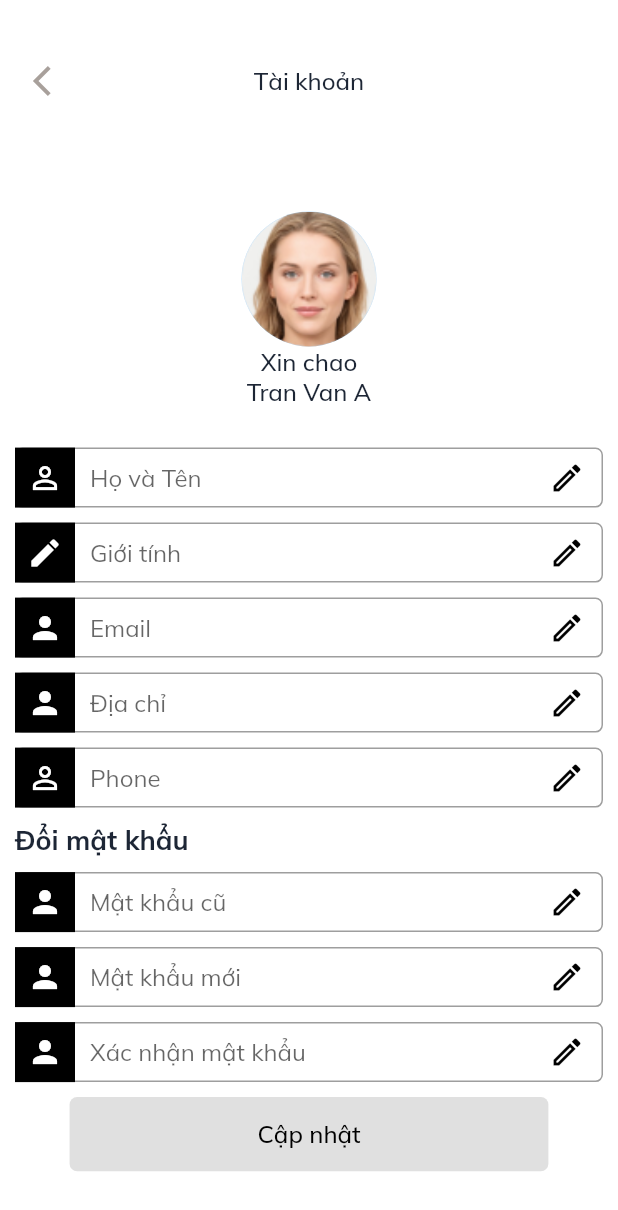
After one commit to Gallypro1234567/RepairService-Client, a Flutter app: the UserProfilePage screen opened directly, on a phone screen of 412 x 824 dp. The commit adds this screen. Shown: the top 1210 px of the screen. Run offline on Flutter 3.47's test engine with Material 2 defaults, Android fonts, the phone set to English and light mode, and no system bars; our stand-ins replace bloc, equatable, flutter_bloc, formz, google_fonts, google_maps_flutter and 4 more; accounts and stored records are empty; network calls fail.

Commit message:
Create form Update user

```diff
--- a/repairservice/lib/config/routes/routes.dart
+++ b/repairservice/lib/config/routes/routes.dart
@@ -1,6 +1,6 @@
 import 'package:flutter/cupertino.dart';
 
-import 'package:repairservice/modules/home/home_screen.dart';
+import 'package:repairservice/modules/home/home_page.dart';
 import 'package:repairservice/core/user/register/register_page.dart';
 
 import 'package:repairservice/modules/main_screen.dart';
--- a/repairservice/lib/core/auth/my_elevated_button.dart
+++ b/repairservice/lib/core/auth/my_elevated_button.dart
@@ -14,7 +14,8 @@ class MyElevatedButton extends StatelessWidget {
     Key key,
     this.isValidated,
     this.title,
-    this.onPressed, this.color,
+    this.onPressed,
+    this.color,
   }) : super(key: key);
 
   @override
@@ -29,7 +30,7 @@ class MyElevatedButton extends StatelessWidget {
       child: Padding(
         padding: EdgeInsets.symmetric(horizontal: kDefaultPadding),
         child: Container(
-            height: AppTheme.fullHeight(context) * 0.08,
+            height: AppTheme.fullHeight(context) * 0.06,
             width: AppTheme.fullWidth(context) * 0.6,
             decoration: BoxDecoration(borderRadius: BorderRadius.circular(50)),
             child: Center(
--- a/repairservice/lib/modules/home/home_screen.dart
+++ b/repairservice/lib/modules/home/home_page.dart
@@ -11,7 +11,7 @@ import 'package:shimmer/shimmer.dart';
 import 'components/home_background.dart';
 import 'components/preferentials_horizontal_view.dart';
 import 'components/service_gridview.dart';
-import 'package:repairservice/modules/home/bloc/home_bloc.dart';
+
 
 class HomePage extends StatefulWidget {
   @override
--- a/repairservice/lib/modules/user/bloc/user_event.dart
+++ b/repairservice/lib/modules/user/bloc/user_event.dart
@@ -6,3 +6,7 @@ abstract class UserEvent extends Equatable {
   @override
   List<Object> get props => [];
 }
+class UserInitial extends UserEvent{}
+class UserFetchDataSuccessed extends UserEvent{}
+class UserFetchDataLoading extends UserEvent{}
+class UserFetchDataFailure extends UserEvent{}
--- /dev/null
+++ b/repairservice/lib/modules/user_profile/components/user_profile_background.dart
@@ -0,0 +1,58 @@
+import 'package:flutter/cupertino.dart';
+import 'package:flutter/material.dart';
+import 'package:repairservice/config/themes/constants.dart';
+import 'package:repairservice/config/themes/theme_config.dart';
+import 'package:repairservice/modules/user_profile/components/user_profile_scrollview.dart';
+import 'package:repairservice/widgets/title_text.dart';
+
+class UserProfileBackground extends StatelessWidget {
+  final Widget child;
+
+  const UserProfileBackground({Key key, this.child}) : super(key: key);
+  @override
+  Widget build(BuildContext context) {
+    return Stack(
+      children: [
+        Positioned(
+          top: kDefaultPadding * 1.5,
+          left: 0,
+          child: Container(
+            width: AppTheme.fullWidth(context),
+            child: Row(
+              mainAxisAlignment: MainAxisAlignment.center,
+              children: [
+                Padding(
+                  padding: const EdgeInsets.only(left: kDefaultPadding / 2),
+                  child: IconButton(
+                    icon: Icon(Icons.arrow_back_ios),
+                    onPressed: () {
+                      Navigator.pop(context);
+                    },
+                  ),
+                ),
+                Expanded(
+                  flex: 1,
+                  child: Center(
+                    child: TitleText(
+                      text: "Tài khoản",
+                      fontSize: 16,
+                      fontWeight: FontWeight.w500,
+                    ),
+                  ),
+                ),
+                Padding(
+                  padding: const EdgeInsets.only(left: kDefaultPadding / 2),
+                  child: IconButton(
+                    icon: Icon(Icons.arrow_back_ios, color: Colors.white),
+                    onPressed: null,
+                  ),
+                ),
+              ],
+            ),
+          ),
+        ),
+        child,
+      ],
+    );
+  }
+}
--- /dev/null
+++ b/repairservice/lib/modules/user_profile/components/user_profile_input.dart
@@ -0,0 +1,67 @@
+
+
+import 'package:flutter/material.dart';
+import 'package:repairservice/config/themes/constants.dart';
+import 'package:repairservice/config/themes/light_theme.dart';
+
+class UserProfileInput extends StatelessWidget {
+  final IconData prefixIcon;
+  final IconData suffixIcon;
+  final String hintText;
+  final Function(String) onchanged;
+  final bool isPassword;
+  final TextInputType keyboard;
+  final String initialValue;
+  final bool readOnly;
+
+  const UserProfileInput({
+    Key key,
+    this.prefixIcon,
+    this.suffixIcon,
+    this.hintText,
+    this.onchanged,
+    this.isPassword = false,
+    this.keyboard = TextInputType.emailAddress,
+    this.initialValue,
+    this.readOnly = false,
+  }) : super(key: key);
+
+  @override
+  Widget build(BuildContext context) {
+    return Container(
+      height: 40,
+      width: double.infinity,
+      child: TextFormField(
+          initialValue: initialValue,
+          obscureText: isPassword,
+          onChanged: onchanged,
+          readOnly: readOnly,
+          keyboardType: keyboard,
+          scrollPadding: const EdgeInsets.symmetric(vertical: 0.0),
+          decoration: InputDecoration(
+            border: OutlineInputBorder(
+                borderRadius: BorderRadius.all(Radius.circular(5.0)),
+                borderSide: BorderSide(color: Colors.grey)),
+            focusColor: LightColor.grey,
+            contentPadding: EdgeInsets.symmetric(vertical: kDefaultPadding / 2),
+            focusedBorder: OutlineInputBorder(
+                borderRadius: BorderRadius.all(Radius.circular(5.0)),
+                borderSide: BorderSide(color: Colors.grey)),
+            prefixIcon: Container(
+              width: 40,
+              margin: EdgeInsets.only(right: kDefaultPadding / 2),
+              decoration: BoxDecoration(color: Colors.black),
+              child: Icon(
+                prefixIcon,
+                color: Colors.white,
+              ),
+            ),
+            suffixIcon: Icon(
+              suffixIcon,
+              color: Colors.black,
+            ),
+            hintText: hintText,
+          )),
+    );
+  }
+}
--- /dev/null
+++ b/repairservice/lib/modules/user_profile/components/user_profile_scrollview.dart
@@ -0,0 +1,72 @@
+import 'package:flutter/cupertino.dart';
+import 'package:flutter/material.dart';
+import 'package:repairservice/config/themes/constants.dart';
+import 'package:repairservice/config/themes/theme_config.dart';
+import 'package:repairservice/modules/user_profile/components/user_profile_input.dart';
+import 'package:repairservice/widgets/title_text.dart';
+
+class UserProfileScrollView extends StatelessWidget {
+  final List<Widget> children;
+  const UserProfileScrollView({
+    Key key,
+    this.children,
+  }) : super(key: key);
+
+  @override
+  Widget build(BuildContext context) {
+    return DraggableScrollableSheet(
+      initialChildSize: 0.85,
+      minChildSize: 0.85,
+      maxChildSize: 0.85,
+      builder: (context, scrollController) {
+        return SingleChildScrollView(
+          controller: scrollController,
+          child: Column(
+            crossAxisAlignment: CrossAxisAlignment.stretch,
+            mainAxisAlignment: MainAxisAlignment.center,
+            children: [
+              Container(
+                height: AppTheme.fullHeight(context) * 0.2,
+                width: AppTheme.fullWidth(context),
+                decoration: BoxDecoration(color: Colors.white),
+                child: Column(
+                  mainAxisAlignment: MainAxisAlignment.center,
+                  crossAxisAlignment: CrossAxisAlignment.center,
+                  children: [
+                    SizedBox(
+                      height: 90,
+                      width: 90,
+                      child: CircleAvatar(
+                        backgroundImage: AssetImage("assets/images/user_2.png"),
+                      ),
+                    ),
+                    TitleText(
+                      text: "Xin chao",
+                      fontSize: 16,
+                      fontWeight: FontWeight.w500,
+                    ),
+                    TitleText(
+                      text: "Tran Van A",
+                      fontSize: 16,
+                      fontWeight: FontWeight.w500,
+                    ),
+                  ],
+                ),
+              ),
+              Container(
+                padding: EdgeInsets.symmetric(
+                    vertical: kDefaultPadding / 2,
+                    horizontal: kDefaultPadding / 2),
+                decoration: BoxDecoration(color: Colors.white),
+                child: Column(
+                  crossAxisAlignment: CrossAxisAlignment.start,
+                  children: children,
+                ),
+              ),
+            ],
+          ),
+        );
+      },
+    );
+  }
+}
--- a/repairservice/lib/modules/user_profile/user_profile_page.dart
+++ b/repairservice/lib/modules/user_profile/user_profile_page.dart
@@ -3,94 +3,113 @@ import 'package:flutter/material.dart';
 import 'package:repairservice/config/themes/constants.dart';
 import 'package:repairservice/config/themes/light_theme.dart';
 import 'package:repairservice/config/themes/theme_config.dart';
-import 'package:repairservice/core/user/login/components/background.dart';
-import 'package:repairservice/widgets/text_field_container.dart';
+import 'package:repairservice/core/auth/my_elevated_button.dart';
+
 import 'package:repairservice/widgets/title_text.dart';
+
+import 'components/user_profile_background.dart';
+import 'components/user_profile_input.dart';
+import 'components/user_profile_scrollview.dart';
 
 class UserProfilePage extends StatelessWidget {
   @override
   Widget build(BuildContext context) {
     return Scaffold(
-      body: Scaffold(
-        body: LoginBackground(
+      backgroundColor: Colors.white,
+      body: UserProfileBackground(
+        child: UserProfileScrollView(
           children: [
-            Positioned(
-              top: kDefaultPadding * 2,
-              left: 0,
-              child: IconButton(
-                onPressed: () {
-                  Navigator.pop(context);
-                },
-                icon: Icon(Icons.arrow_back),
-                color: Colors.black,
+            UserProfileInput(
+              hintText: "Họ và Tên",
+              prefixIcon: Icons.person_outline,
+              suffixIcon: Icons.edit_outlined,
             ),
+            SizedBox(
+              height: kDefaultPadding / 2,
             ),
-            Positioned(
-              top: kDefaultPadding * 4,
-              left: 0,
-              right: 0,
-              child: SingleChildScrollView(
-                child: Column(
+            UserProfileInput(
+              hintText: "Giới tính",
+              prefixIcon: Icons.edit,
+              suffixIcon: Icons.edit_outlined,
+            ),
+            SizedBox(
+              height: kDefaultPadding / 2,
+            ),
+            UserProfileInput(
+              hintText: "Email",
+              prefixIcon: Icons.person,
+              suffixIcon: Icons.edit_outlined,
+            ),
+            SizedBox(
+              height: kDefaultPadding / 2,
+            ),
+            UserProfileInput(
+              hintText: "Địa chỉ",
+              prefixIcon: Icons.person,
+              suffixIcon: Icons.edit_outlined,
+            ),
+            SizedBox(
+              height: kDefaultPadding / 2,
+            ),
+            UserProfileInput(
+              hintText: "Phone",
+              prefixIcon: Icons.person_outline,
+              suffixIcon: Icons.edit_outlined,
+            ),
+            SizedBox(
+              height: kDefaultPadding / 2,
+            ),
+            TitleText(
+              text: "Đổi mật khẩu",
+              fontSize: 18,
+              fontWeight: FontWeight.w700,
+            ),
+            SizedBox(
+              height: kDefaultPadding / 2,
+            ),
+            UserProfileInput(
+              hintText: "Mật khẩu cũ",
+              prefixIcon: Icons.person,
+              suffixIcon: Icons.edit_outlined,
+              isPassword: true,
+            ),
+            SizedBox(
+              height: kDefaultPadding / 2,
+            ),
+            UserProfileInput(
+              hintText: "Mật khẩu mới",
+              prefixIcon: Icons.person,
+              suffixIcon: Icons.edit_outlined,
+              isPassword: true,
+            ),
+            SizedBox(
+              height: kDefaultPadding / 2,
+            ),
+            UserProfileInput(
+              hintText: "Xác nhận mật khẩu ",
+              prefixIcon: Icons.person,
+              suffixIcon: Icons.edit_outlined,
+              isPassword: true,
+            ),
+            SizedBox(
+              height: kDefaultPadding / 2,
+            ),
+            Container(
+              width: AppTheme.fullWidth(context),
+              child: Row(
+                crossAxisAlignment: CrossAxisAlignment.center,
                 mainAxisAlignment: MainAxisAlignment.center,
                 children: [
-                    Container(
-                      height: AppTheme.fullHeight(context) * 0.3,
-                      width: AppTheme.fullWidth(context),
-                      decoration: BoxDecoration(color: Colors.teal),
-                      child: Column(
-                        children: [
-                          TitleText(
-                            text: "Tài Khoản",
-                            fontSize: 16,
-                            fontWeight: FontWeight.w500,
-                          ),
-                          CircleAvatar(
-                            backgroundImage:
-                                AssetImage("assets/images/user_2.png"),
+                  MyElevatedButton(
+                    key: const Key('loginForm_continue_raisedButton'),
+                    title: "Cập nhật",
+                    color: LightColor.orange,
+                    isValidated: false,
+                    onPressed: null,
                   ),
                 ],
               ),
-                    ),
-                    Container(
-                      padding: EdgeInsets.symmetric(
-                          vertical: kDefaultPadding / 2,
-                          horizontal: kDefaultPadding / 2),
-                      decoration: BoxDecoration(
-                          color: AppTheme.lightTheme.backgroundColor),
-                      child: Column(
-                        children: [
-                          TextFormField(
-                              scrollPadding:
-                                  const EdgeInsets.symmetric(vertical: 0.0),
-                              decoration: InputDecoration(
-                                border: OutlineInputBorder(
-                                    borderRadius:
-                                        BorderRadius.all(Radius.circular(5.0)),
-                                    borderSide: BorderSide(color: Colors.grey)),
-                                focusColor: LightColor.grey,
-                                contentPadding:
-                                    EdgeInsets.only(top: kDefaultPadding / 2),
-                                focusedBorder: OutlineInputBorder(
-                                    borderRadius:
-                                        BorderRadius.all(Radius.circular(5.0)),
-                                    borderSide: BorderSide(color: Colors.grey)),
-                                prefixIcon: Container(
-                                  decoration:
-                                      BoxDecoration(color: Colors.black),
-                                  child: Icon(
-                                    Icons.ac_unit,
-                                    color: Colors.white,
-                                  ),
-                                ),
-                                hintText: "hindText",
-                              ))
-                        ],
-                      ),
-                    ),
-                  ],
-                ),
-              ),
-            ),
+            )
           ],
         ),
       ),
--- /dev/null
+++ b/repairservice/lib/repository/user_repository/formz_models/fullname_z.dart
@@ -0,0 +1,16 @@
+import 'package:formz/formz.dart';
+
+enum FullnameValidationError { empty }
+
+class Fullname
+    extends FormzInput<String, FullnameValidationError> {
+  const Fullname.pure() : super.pure('');
+  const Fullname.dirty([String value = '']) : super.dirty(value);
+
+  @override
+  FullnameValidationError validator(String value) {
+    return value?.isNotEmpty == true
+        ? null
+        : FullnameValidationError.empty;
+  }
+}
--- /dev/null
+++ b/repairservice/lib/repository/user_repository/formz_models/password_z.dart
@@ -0,0 +1,16 @@
+import 'package:formz/formz.dart';
+
+enum PasswordValidationError { empty }
+
+class Password
+    extends FormzInput<String, PasswordValidationError> {
+  const Password.pure() : super.pure('');
+  const Password.dirty([String value = '']) : super.dirty(value);
+
+  @override
+  PasswordValidationError validator(String value) {
+    return value?.isNotEmpty == true
+        ? null
+        : PasswordValidationError.empty;
+  }
+}
--- /dev/null
+++ b/repairservice/lib/repository/user_repository/formz_models/phone_z.dart
@@ -0,0 +1,15 @@
+import 'package:formz/formz.dart';
+
+enum PhoneRegisterValidationError { empty }
+
+class PhoneRegister extends FormzInput<String, PhoneRegisterValidationError> {
+  const PhoneRegister.pure() : super.pure('');
+  const PhoneRegister.dirty([String value = '']) : super.dirty(value);
+
+  @override
+  PhoneRegisterValidationError validator(String value) {
+    return value?.isNotEmpty == true
+        ? null
+        : PhoneRegisterValidationError.empty;
+  }
+}
--- a/repairservice/lib/repository/user_repository/models/user_enum.dart
+++ b/repairservice/lib/repository/user_repository/models/user_enum.dart
@@ -1,2 +1,2 @@
 enum UserType { customer, worker }
-enum Sex { male, female }
+enum Sex { male, female, orther }
```
Also changed, not shown: repairservice/lib/modules/home/home_provider.dart (deleted, +0 -17 lines), repairservice/lib/modules/main_screen.dart (+6 -2 lines), repairservice/lib/modules/user/bloc/user_bloc.dart (+25 -3 lines), repairservice/lib/modules/user/bloc/user_state.dart (+28 -5 lines), repairservice/lib/modules/user/user_manager_page.dart (+45 -10 lines), repairservice/lib/repository/user_repository/user_repository.dart (+39 -0 lines), repairservice/lib/modules/user_profile/components/user_edit_form.dart (added). Lines whose indentation alone changed are shown as unchanged.
